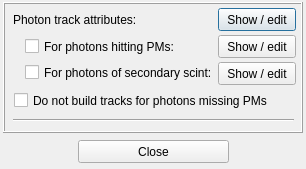
andrmor/ANTS2, file src/gui/MainWindowTools/atrackdrawdialog.ui: the form before one commit.
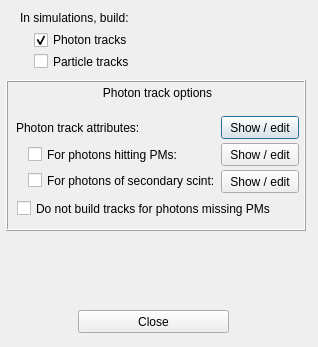
The form after the commit.

What changed in the file:
```diff
--- a/src/gui/MainWindowTools/atrackdrawdialog.ui
+++ b/src/gui/MainWindowTools/atrackdrawdialog.ui
@@ -6,8 +6,8 @@
    <rect>
     <x>0</x>
     <y>0</y>
-    <width>306</width>
-    <height>169</height>
+    <width>318</width>
+    <height>347</height>
    </rect>
   </property>
   <property name="windowTitle">
@@ -16,10 +16,10 @@
   <widget class="QFrame" name="frame_3">
    <property name="geometry">
     <rect>
-     <x>3</x>
-     <y>2</y>
+     <x>6</x>
+     <y>80</y>
      <width>300</width>
-     <height>131</height>
+     <height>151</height>
     </rect>
    </property>
    <property name="sizePolicy">
@@ -34,24 +34,11 @@
    <property name="frameShadow">
     <enum>QFrame::Raised</enum>
    </property>
-   <widget class="Line" name="line">
-    <property name="geometry">
-     <rect>
-      <x>10</x>
-      <y>110</y>
-      <width>281</width>
-      <height>16</height>
-     </rect>
-    </property>
-    <property name="orientation">
-     <enum>Qt::Horizontal</enum>
-    </property>
-   </widget>
    <widget class="QLabel" name="label_5">
     <property name="geometry">
      <rect>
       <x>10</x>
-      <y>10</y>
+      <y>40</y>
       <width>198</width>
       <height>16</height>
      </rect>
@@ -64,7 +51,7 @@
     <property name="geometry">
      <rect>
       <x>215</x>
-      <y>6</y>
+      <y>36</y>
       <width>78</width>
       <height>23</height>
      </rect>
@@ -77,7 +64,7 @@
     <property name="geometry">
      <rect>
       <x>215</x>
-      <y>33</y>
+      <y>63</y>
       <width>78</width>
       <height>23</height>
      </rect>
@@ -90,7 +77,7 @@
     <property name="geometry">
      <rect>
       <x>215</x>
-      <y>60</y>
+      <y>90</y>
       <width>78</width>
       <height>23</height>
      </rect>
@@ -103,7 +90,7 @@
     <property name="geometry">
      <rect>
       <x>11</x>
-      <y>90</y>
+      <y>120</y>
       <width>283</width>
       <height>17</height>
      </rect>
@@ -116,7 +103,7 @@
     <property name="geometry">
      <rect>
       <x>22</x>
-      <y>36</y>
+      <y>66</y>
       <width>191</width>
       <height>17</height>
      </rect>
@@ -129,7 +116,7 @@
     <property name="geometry">
      <rect>
       <x>22</x>
-      <y>62</y>
+      <y>92</y>
       <width>191</width>
       <height>17</height>
      </rect>
@@ -138,12 +125,28 @@
      <string>For photons of secondary scint:</string>
     </property>
    </widget>
+   <widget class="QLabel" name="label_2">
+    <property name="geometry">
+     <rect>
+      <x>6</x>
+      <y>3</y>
+      <width>291</width>
+      <height>20</height>
+     </rect>
+    </property>
+    <property name="text">
+     <string>Photon track options</string>
+    </property>
+    <property name="alignment">
+     <set>Qt::AlignCenter</set>
+    </property>
+   </widget>
   </widget>
   <widget class="QPushButton" name="pbClose">
    <property name="geometry">
     <rect>
      <x>78</x>
-     <y>140</y>
+     <y>310</y>
      <width>151</width>
      <height>23</height>
     </rect>
@@ -152,6 +155,66 @@
     <string>Close</string>
    </property>
   </widget>
+  <widget class="QCheckBox" name="cbBuildPhotonTracks">
+   <property name="geometry">
+    <rect>
+     <x>34</x>
+     <y>30</y>
+     <width>151</width>
+     <height>20</height>
+    </rect>
+   </property>
+   <property name="font">
+    <font>
+     <weight>50</weight>
+     <bold>false</bold>
+    </font>
+   </property>
+   <property name="text">
+    <string>Photon tracks</string>
+   </property>
+   <property name="checked">
+    <bool>true</bool>
+   </property>
+  </widget>
+  <widget class="QCheckBox" name="cbBuildParticleTracks">
+   <property name="geometry">
+    <rect>
+     <x>34</x>
+     <y>53</y>
+     <width>141</width>
+     <height>17</height>
+    </rect>
+   </property>
+   <property name="font">
+    <font>
+     <weight>50</weight>
+     <bold>false</bold>
+    </font>
+   </property>
+   <property name="text">
+    <string>Particle tracks</string>
+   </property>
+  </widget>
+  <widget class="QLabel" name="label">
+   <property name="geometry">
+    <rect>
+     <x>20</x>
+     <y>10</y>
+     <width>131</width>
+     <height>16</height>
+    </rect>
+   </property>
+   <property name="font">
+    <font>
+     <weight>50</weight>
+     <bold>false</bold>
+    </font>
+   </property>
+   <property name="text">
+    <string>In simulations, build:</string>
+   </property>
+  </widget>
  </widget>
  <tabstops>
   <tabstop>pbPhotons_norm</tabstop>
```
Left out of the diff: 21 changed lines with no effect on the pictures.
